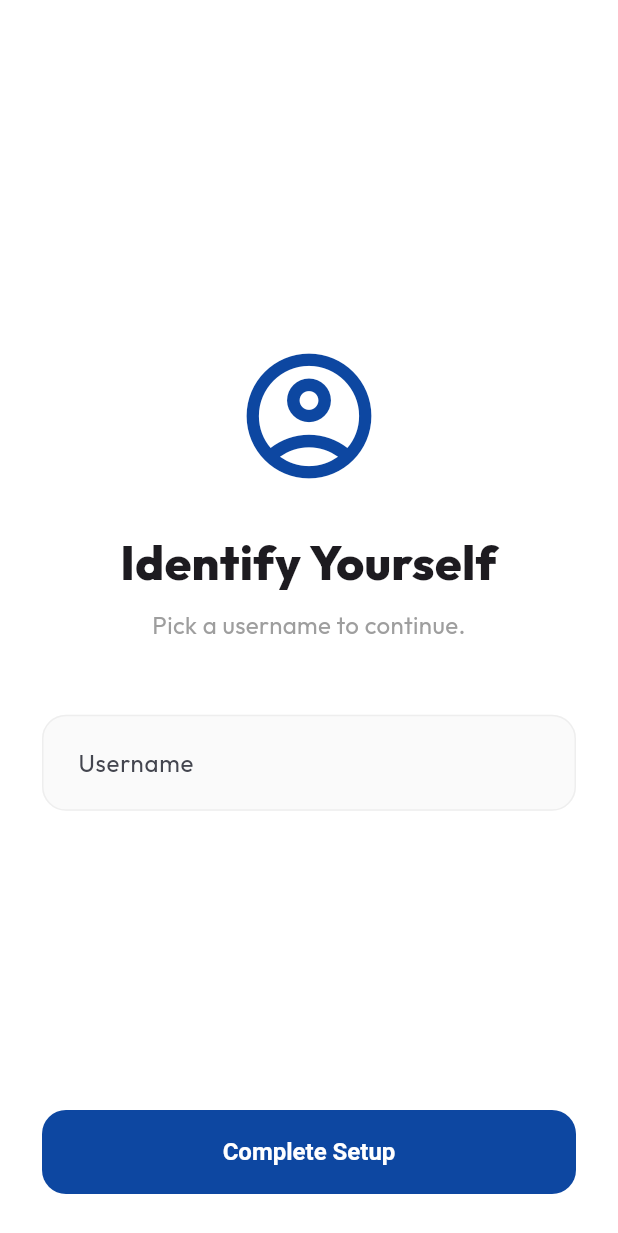
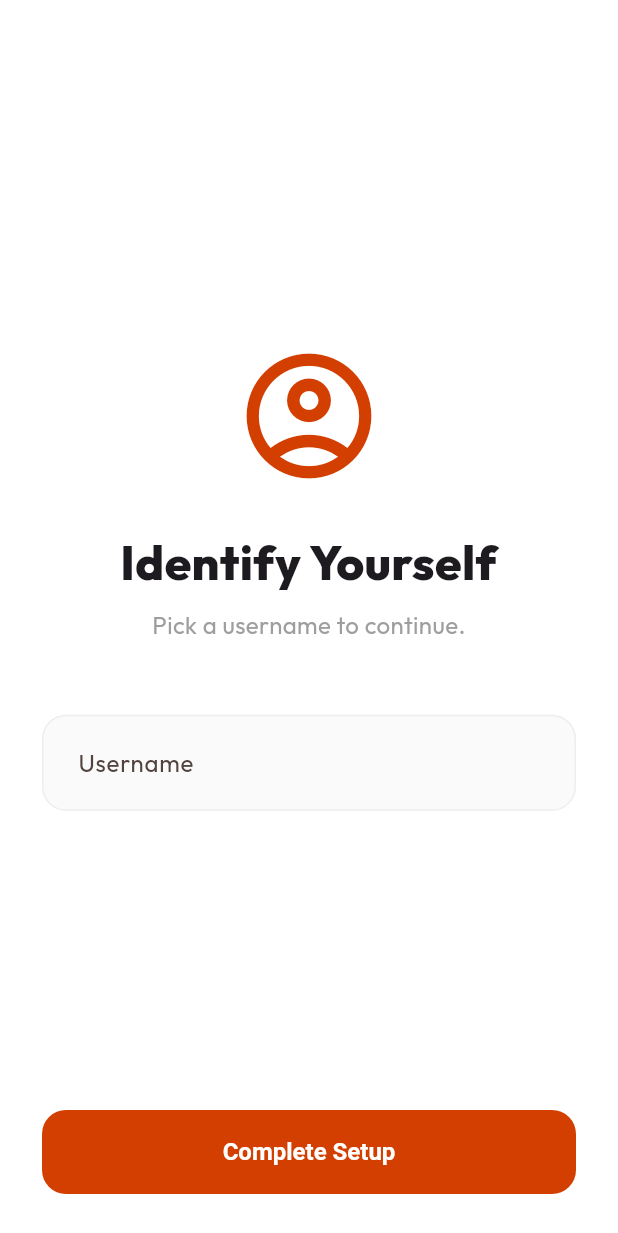
Before and after one commit to ppgabe/emma, a Flutter app: the SetupProfilePage screen opened directly, on a phone screen of 412 x 824 dp. Shown: the top 1233 px of the screen. Run offline on Flutter 3.47's test engine with Material 3 defaults, Android fonts, the phone set to English and light mode, and no system bars; our stand-ins replace flutter_secure_storage, geolocator, google_fonts, google_maps_flutter, lucide_icons_flutter, supabase_flutter and 1 more; missing offline and left inert: carousel_slider_plus, super_sliver_list; accounts and stored records are empty.

Commit message:
Change theme color to EMMA orange

```diff
--- a/mobile/lib/routes/setup_profile_page.dart
+++ b/mobile/lib/routes/setup_profile_page.dart
@@ -25,7 +25,7 @@ class _SetupProfilePageState extends State<SetupProfilePage> {
 
   @override
   Widget build(BuildContext context) {
-    const primaryColor = AppTheme.emmaBlue; // Using your professional blue
+    const primaryColor = AppTheme.emmaOrange;
 
     return Scaffold(
       backgroundColor: Colors.white,
--- a/mobile/lib/theme/theme.dart
+++ b/mobile/lib/theme/theme.dart
@@ -1,13 +1,13 @@
 import 'package:flutter/material.dart';
 
 class AppTheme {
-  static const Color emmaBlue = Color(0xFF0D47A1);
+  static const Color emmaOrange = Color(0xFFD23F01);
 
   static ThemeData get lightTheme {
     return ThemeData(
       useMaterial3: true,
       fontFamily: 'Montserrat',
-      colorSchemeSeed: emmaBlue,
+      colorSchemeSeed: emmaOrange,
       scaffoldBackgroundColor: Colors.white,
 
       inputDecorationTheme: InputDecorationTheme(
@@ -27,7 +27,7 @@ class AppTheme {
       elevatedButtonTheme: ElevatedButtonThemeData(
         style: ElevatedButton.styleFrom(
           minimumSize: const Size(double.infinity, 56),
-          backgroundColor: emmaBlue,
+          backgroundColor: emmaOrange,
           foregroundColor: Colors.white,
           elevation: 0,
           shape: RoundedRectangleBorder(borderRadius: BorderRadius.circular(16.0)),
```
